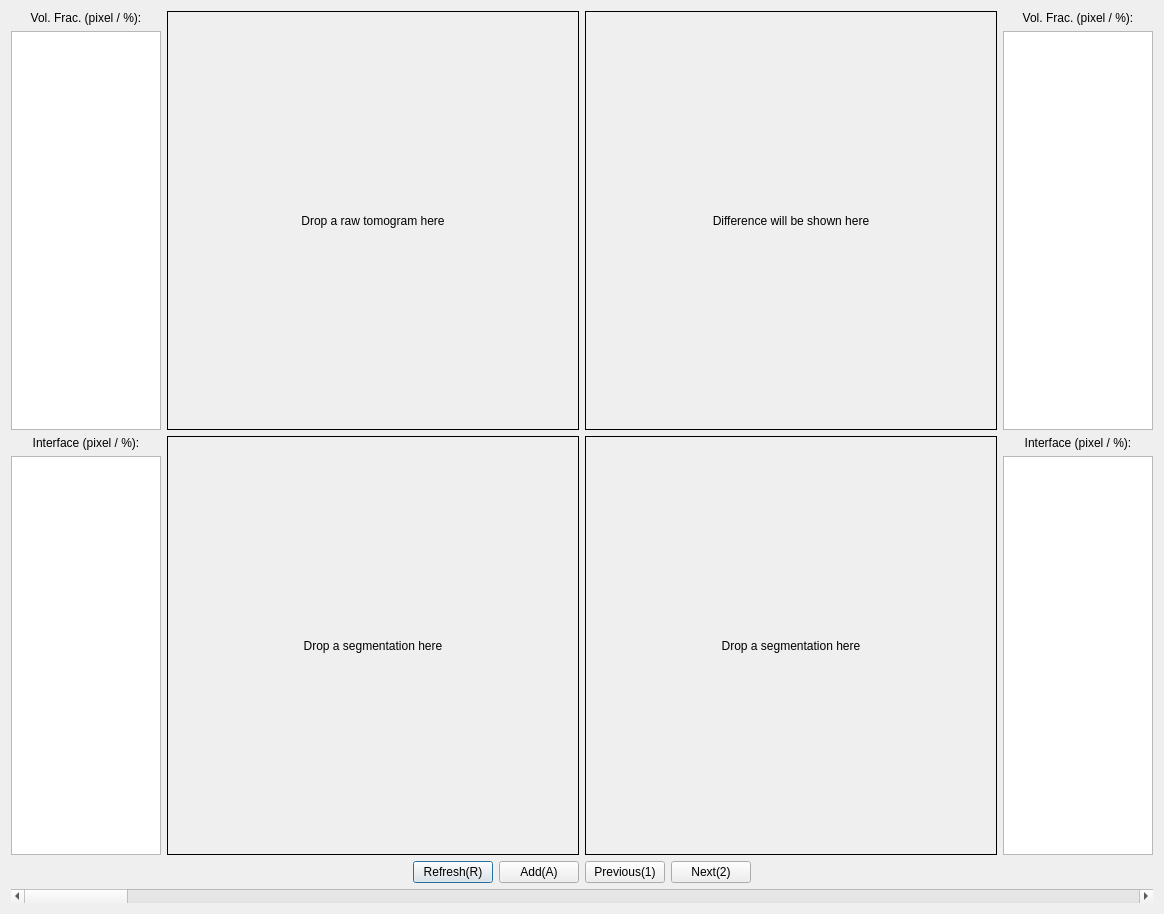
This is _taskManager/metric_design.ui in ZeliangSu/SegmentPy as Qt 5 draws it before an edit. The edited form follows.
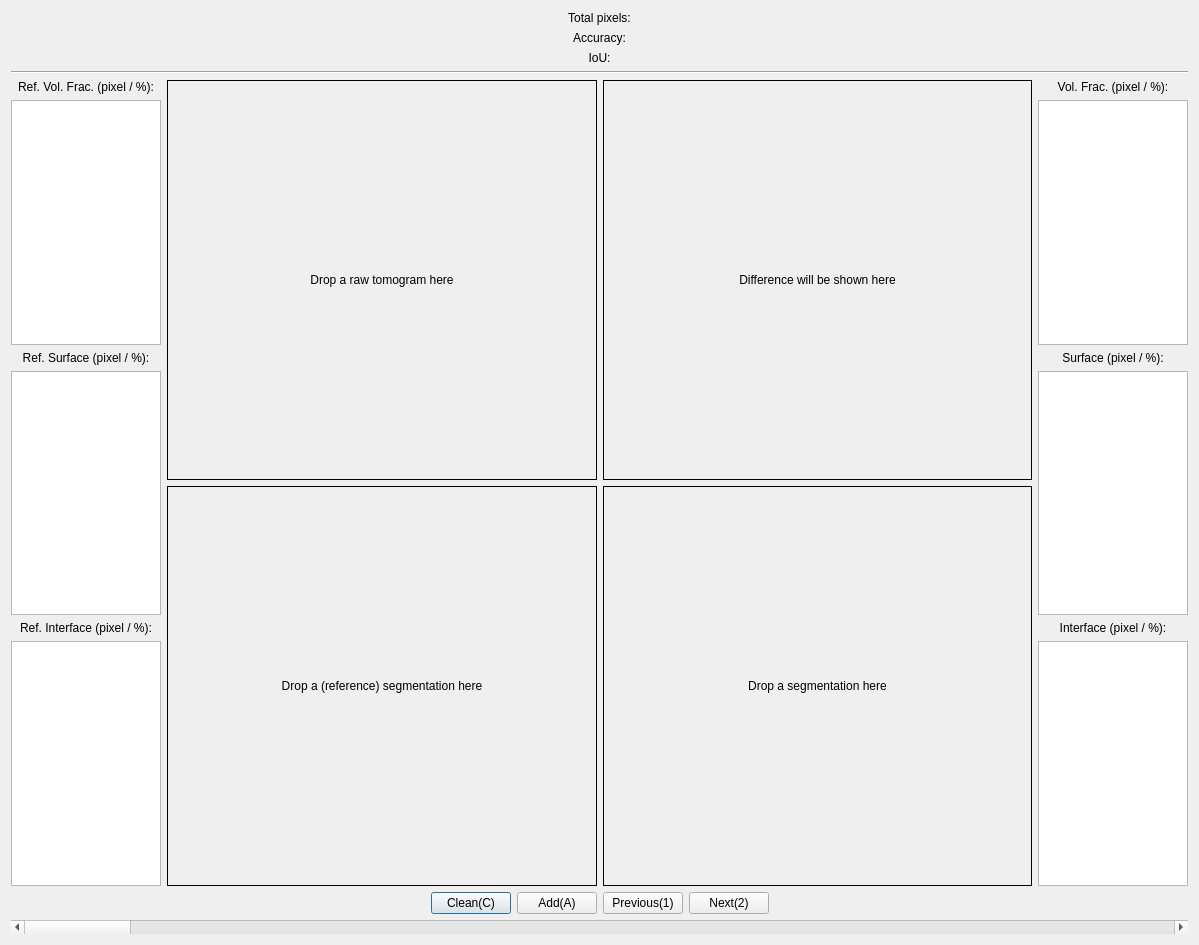
This is the edited form.

Commit message: 1. enable metric plug-in

```diff
--- a/_taskManager/metric_design.ui
+++ b/_taskManager/metric_design.ui
@@ -6,7 +6,7 @@
    <rect>
     <x>0</x>
     <y>0</y>
-    <width>1164</width>
+    <width>1199</width>
     <height>914</height>
    </rect>
   </property>
@@ -16,6 +16,43 @@
   <layout class="QGridLayout" name="gridLayout">
    <item row="0" column="0">
     <layout class="QVBoxLayout" name="verticalLayout_4">
+     <item>
+      <widget class="QLabel" name="total_pix">
+       <property name="text">
+        <string>Total pixels:</string>
+       </property>
+       <property name="alignment">
+        <set>Qt::AlignCenter</set>
+       </property>
+      </widget>
+     </item>
+     <item>
+      <widget class="QLabel" name="total_IoU">
+       <property name="text">
+        <string>Accuracy:</string>
+       </property>
+       <property name="alignment">
+        <set>Qt::AlignCenter</set>
+       </property>
+      </widget>
+     </item>
+     <item>
+      <widget class="QLabel" name="total_acc">
+       <property name="text">
+        <string>IoU:</string>
+       </property>
+       <property name="alignment">
+        <set>Qt::AlignCenter</set>
+       </property>
+      </widget>
+     </item>
+     <item>
+      <widget class="Line" name="line">
+       <property name="orientation">
+        <enum>Qt::Horizontal</enum>
+       </property>
+      </widget>
+     </item>
      <item>
       <layout class="QHBoxLayout" name="horizontalLayout_4">
        <item>
@@ -35,7 +72,7 @@
             </size>
            </property>
            <property name="text">
-            <string>Vol. Frac. (pixel / %):</string>
+            <string>Ref. Vol. Frac. (pixel / %):</string>
            </property>
            <property name="alignment">
             <set>Qt::AlignCenter</set>
@@ -43,7 +80,45 @@
           </widget>
          </item>
          <item>
-          <widget class="QListView" name="listView">
+          <widget class="QListWidget" name="gt1_vol_frac">
+           <property name="sizePolicy">
+            <sizepolicy hsizetype="Fixed" vsizetype="Expanding">
+             <horstretch>0</horstretch>
+             <verstretch>0</verstretch>
+            </sizepolicy>
+           </property>
+           <property name="maximumSize">
+            <size>
+             <width>150</width>
+             <height>16777215</height>
+            </size>
+           </property>
+          </widget>
+         </item>
+         <item>
+          <widget class="QLabel" name="label_5">
+           <property name="sizePolicy">
+            <sizepolicy hsizetype="Minimum" vsizetype="Fixed">
+             <horstretch>0</horstretch>
+             <verstretch>0</verstretch>
+            </sizepolicy>
+           </property>
+           <property name="maximumSize">
+            <size>
+             <width>150</width>
+             <height>16777215</height>
+            </size>
+           </property>
+           <property name="text">
+            <string>Ref. Surface (pixel / %):</string>
+           </property>
+           <property name="alignment">
+            <set>Qt::AlignCenter</set>
+           </property>
+          </widget>
+         </item>
+         <item>
+          <widget class="QListWidget" name="gt1_surf">
            <property name="sizePolicy">
             <sizepolicy hsizetype="Fixed" vsizetype="Expanding">
              <horstretch>0</horstretch>
@@ -73,7 +148,7 @@
             </size>
            </property>
            <property name="text">
-            <string>Interface (pixel / %):</string>
+            <string>Ref. Interface (pixel / %):</string>
            </property>
            <property name="alignment">
             <set>Qt::AlignCenter</set>
@@ -81,7 +156,7 @@
           </widget>
          </item>
          <item>
-          <widget class="QListView" name="listView_3">
+          <widget class="QListWidget" name="gt1_interf">
            <property name="sizePolicy">
             <sizepolicy hsizetype="Fixed" vsizetype="Expanding">
              <horstretch>0</horstretch>
@@ -192,7 +267,7 @@
               <enum>QFrame::Box</enum>
              </property>
              <property name="text">
-              <string>Drop a segmentation here</string>
+              <string>Drop a (reference) segmentation here</string>
              </property>
              <property name="alignment">
               <set>Qt::AlignCenter</set>
@@ -259,7 +334,45 @@
           </widget>
          </item>
          <item>
-          <widget class="QListView" name="listView_2">
+          <widget class="QListWidget" name="gt2_vol_frac">
+           <property name="sizePolicy">
+            <sizepolicy hsizetype="Fixed" vsizetype="Expanding">
+             <horstretch>0</horstretch>
+             <verstretch>0</verstretch>
+            </sizepolicy>
+           </property>
+           <property name="maximumSize">
+            <size>
+             <width>150</width>
+             <height>16777215</height>
+            </size>
+           </property>
+          </widget>
+         </item>
+         <item>
+          <widget class="QLabel" name="label_6">
+           <property name="sizePolicy">
+            <sizepolicy hsizetype="Fixed" vsizetype="Fixed">
+             <horstretch>0</horstretch>
+             <verstretch>0</verstretch>
+            </sizepolicy>
+           </property>
+           <property name="maximumSize">
+            <size>
+             <width>150</width>
+             <height>16777215</height>
+            </size>
+           </property>
+           <property name="text">
+            <string>Surface (pixel / %):</string>
+           </property>
+           <property name="alignment">
+            <set>Qt::AlignCenter</set>
+           </property>
+          </widget>
+         </item>
+         <item>
+          <widget class="QListWidget" name="gt2_surf">
            <property name="sizePolicy">
             <sizepolicy hsizetype="Fixed" vsizetype="Expanding">
              <horstretch>0</horstretch>
@@ -334,7 +447,10 @@
        <item>
         <widget class="QPushButton" name="pushButton">
          <property name="text">
-          <string>Refresh(R)</string>
+          <string>Clean(C)</string>
+         </property>
+         <property name="shortcut">
+          <string>C</string>
          </property>
         </widget>
        </item>
```
Left out of the diff: 29 changed lines with no effect on the pictures. The commit also changes 7 other files.
